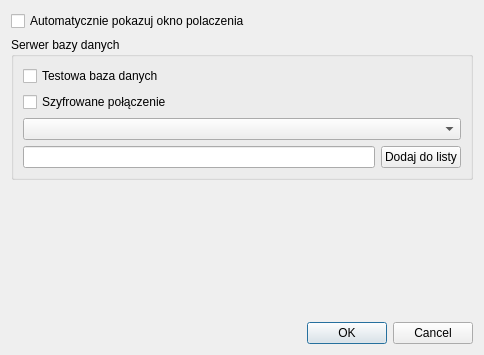
Above: SettingsDialog.ui from konserw/koferta before the change. Below: the same form after it.
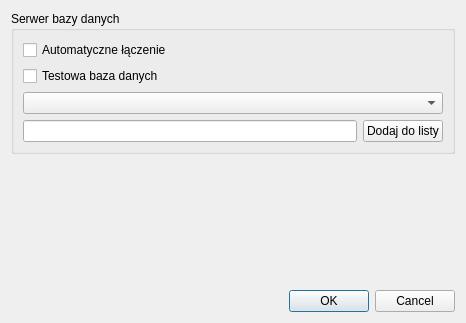
That is the form after the change.

Diff of the .ui file:
```diff
--- a/SettingsDialog.ui
+++ b/SettingsDialog.ui
@@ -6,21 +6,14 @@
    <rect>
     <x>0</x>
     <y>0</y>
-    <width>484</width>
-    <height>355</height>
+    <width>466</width>
+    <height>323</height>
    </rect>
   </property>
   <property name="windowTitle">
    <string>Dialog</string>
   </property>
-  <layout class="QVBoxLayout" name="verticalLayout_2">
-   <item>
-    <widget class="QCheckBox" name="autologin_checkBox">
-     <property name="text">
-      <string>Automatycznie pokazuj okno polaczenia</string>
-     </property>
-    </widget>
-   </item>
+  <layout class="QVBoxLayout" name="verticalLayout_3">
    <item>
     <widget class="QGroupBox" name="groupBox">
      <property name="title">
@@ -28,16 +21,16 @@
      </property>
      <layout class="QVBoxLayout" name="verticalLayout">
       <item>
-       <widget class="QCheckBox" name="checkBox_testDB">
+       <widget class="QCheckBox" name="autologin_checkBox">
         <property name="text">
-         <string>Testowa baza danych</string>
+         <string>Automatyczne łączenie</string>
         </property>
        </widget>
       </item>
       <item>
-       <widget class="QCheckBox" name="ssl_checkBox">
+       <widget class="QCheckBox" name="checkBox_testDB">
         <property name="text">
-         <string>Szyfrowane połączenie</string>
+         <string>Testowa baza danych</string>
         </property>
        </widget>
       </item>
```
Left out of the diff: 2 changed lines with no effect on the pictures.
